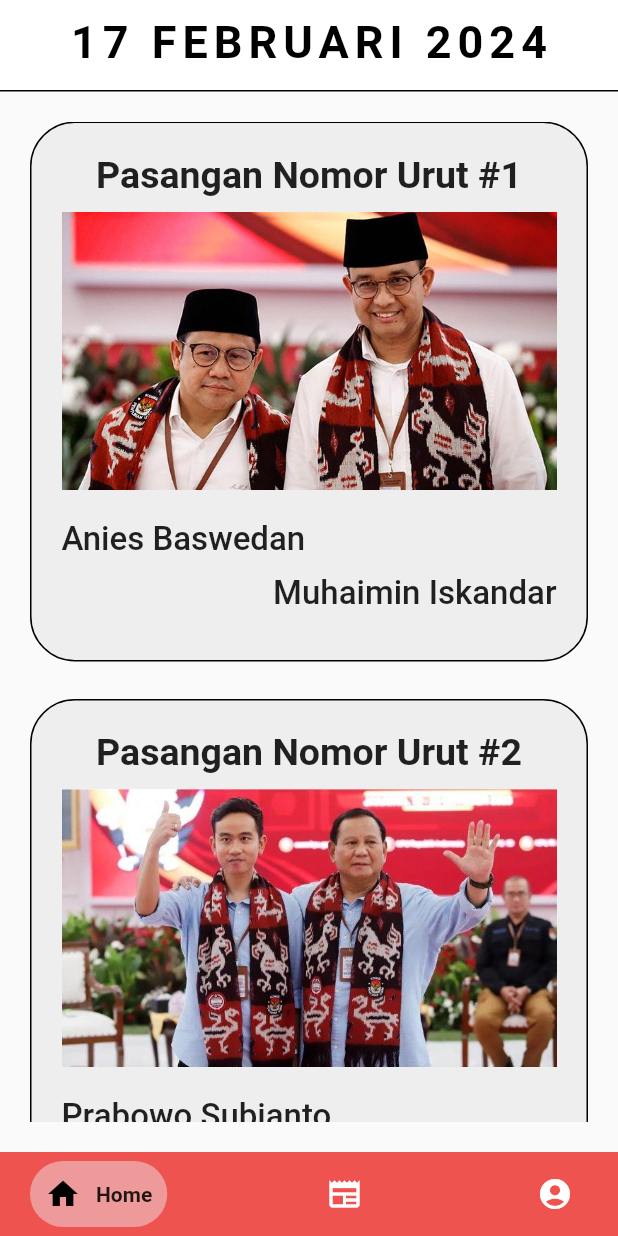
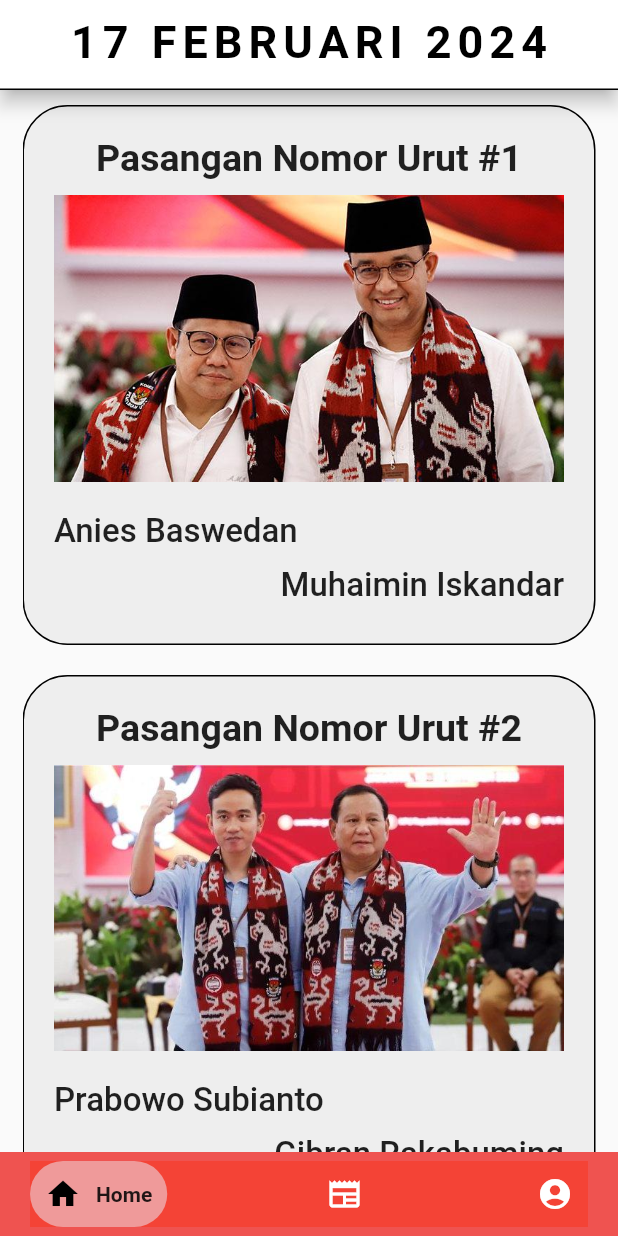
Before and after one commit to PS21michael/skripsilocal, a Flutter app: the screen it shows after launch, on a phone screen of 412 x 824 dp. Run offline on Flutter 3.47's test engine with Material 2 defaults, Android fonts, the phone set to English and light mode, and no system bars; drawn by our look-alikes of google_nav_bar; our stand-ins replace line_icons.

Commit message:
Add app bar & nav bar finish

```diff
--- a/lib/pages/components/my_header.dart
+++ b/lib/pages/components/my_header.dart
@@ -1,12 +1,15 @@
 import 'package:flutter/material.dart';
 
-class MyHeader extends StatelessWidget {
+class MyHeader extends StatelessWidget implements PreferredSizeWidget {
   const MyHeader({super.key});
 
   @override
+  Size get preferredSize => Size.fromHeight(60);
+
+  @override
   Widget build(BuildContext context) {
-    return Scaffold(
-      appBar: AppBar(
+    return AppBar(
+      automaticallyImplyLeading: false,
       title: const Text(
         '17 FEBRUARI 2024',
         style: TextStyle(
@@ -16,9 +19,9 @@ class MyHeader extends StatelessWidget {
           color: Colors.black,
         ),
       ),
-        elevation: 0,
+      elevation: 5,
       bottom: PreferredSize(
-          preferredSize: const Size.fromHeight(5.0),
+        preferredSize: const Size.fromHeight(60),
         child: Container(
           height: 1,
           color: Colors.black.withOpacity(1),
@@ -26,7 +29,7 @@ class MyHeader extends StatelessWidget {
       ),
       centerTitle: true,
       backgroundColor: Colors.white,
-      ),
     );
   }
+
 }
--- a/lib/pages/components/my_navbar.dart
+++ b/lib/pages/components/my_navbar.dart
@@ -20,7 +20,7 @@ class _myNavBarState extends State<myNavBar> {
           vertical: 6,
         ),
         child: GNav(
-          backgroundColor: Colors.red.shade400,
+          backgroundColor: Colors.red.shade500,
           color: Colors.white,
           tabBackgroundColor: Colors.red.shade200,
           gap : 10,
--- a/lib/pages/components/my_tile.dart
+++ b/lib/pages/components/my_tile.dart
@@ -24,7 +24,10 @@ class MyTile extends StatelessWidget {
           color: Colors.grey[200],
           borderRadius: BorderRadius.circular(30),
         ),
-        margin: const EdgeInsets.only(bottom: 25),
+        margin: const EdgeInsets.only(
+          bottom: 10,
+          top: 10,
+        ),
         //padding: EdgeInsets.all(25),
         child: Padding(
           padding: const EdgeInsets.all(20.0),
--- a/lib/pages/home_detail1.dart
+++ b/lib/pages/home_detail1.dart
@@ -15,7 +15,7 @@ class _HomeDetail_1State extends State<HomeDetail_1> {
   @override
   Widget build(BuildContext context) {
     return Scaffold(
-      bottomNavigationBar: myNavBar(),
+      appBar: MyHeader(),
     );
   }
 }
--- a/lib/pages/home_page.dart
+++ b/lib/pages/home_page.dart
@@ -70,32 +70,15 @@ class _HomePageState extends State<HomePage> {
   Widget build(BuildContext context) {
 
     return Scaffold(
-      appBar: AppBar(
-        title: const Text(
-          '17 FEBRUARI 2024',
-          style: TextStyle(
-            fontSize: 30,
-            letterSpacing: 4,
-            fontWeight: FontWeight.bold,
-            color: Colors.black,
-          ),
-        ),
-        elevation: 0,
-        bottom: PreferredSize(
-          preferredSize: const Size.fromHeight(5.0),
-          child: Container(
-            height: 1,
-            color: Colors.black.withOpacity(1),
-          ),
-        ),
-        centerTitle: true,
-        backgroundColor: Colors.white,
-      ),
+      appBar: MyHeader(),
       body: Column(
         children: [
           Expanded(
             child: Padding(
-              padding: const EdgeInsets.all(20.0),
+              padding: const EdgeInsets.only(
+                  left: 15,
+                  right: 15,
+              ),
               child: ListView.builder(
                 itemCount: calon.length,
                 itemBuilder: (context, index) => MyTile(
```
Lines whose indentation alone changed are shown as unchanged.
